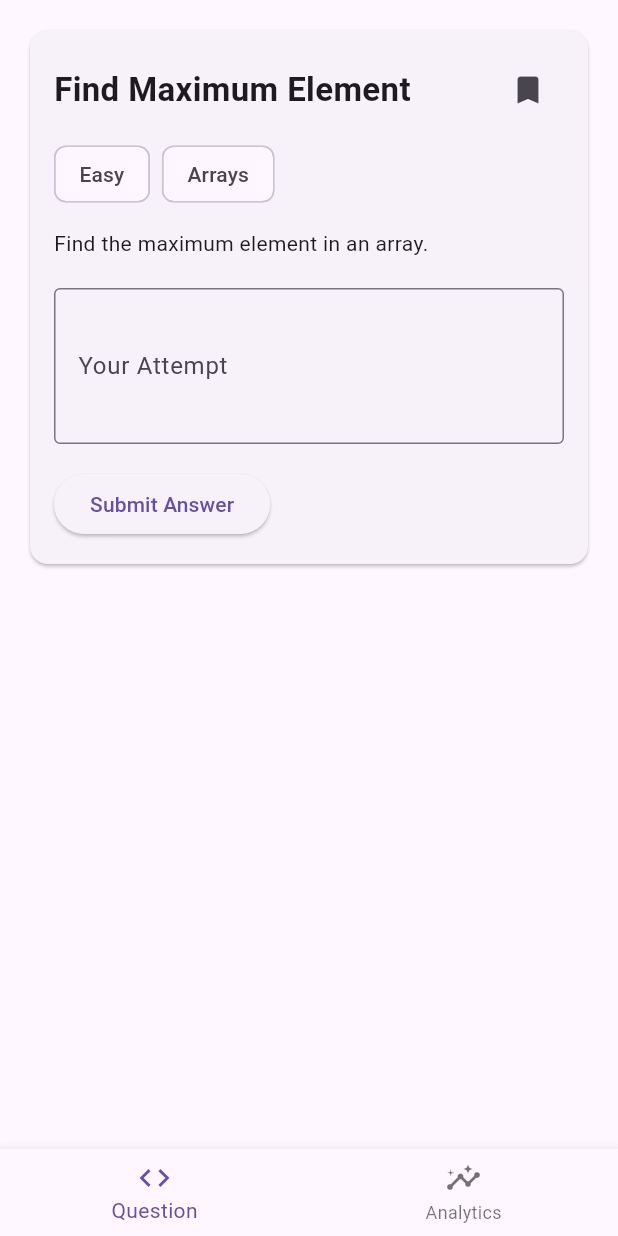
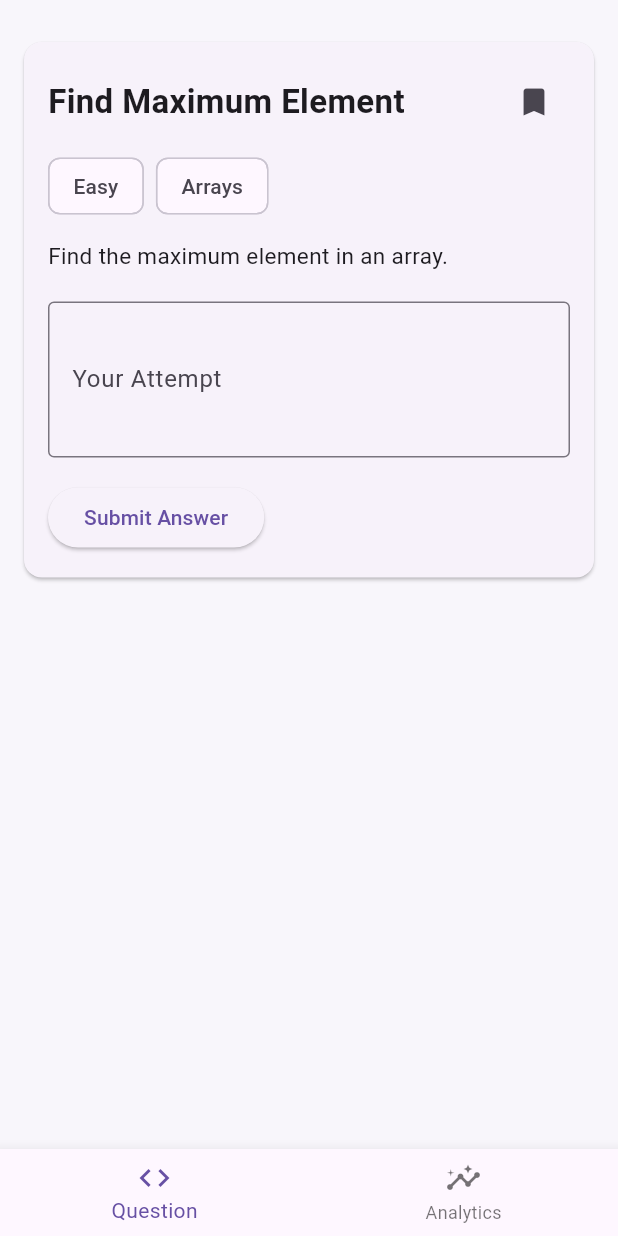
Before and after one commit to SoorajGP/gdg, a Flutter app: the screen it shows once a user with an empty profile is signed in, after a tap on the "bookmark outline" icon, on a phone screen of 412 x 824 dp. Run offline on Flutter 3.47's test engine with Material 3 defaults, Android fonts, the phone set to English and light mode, and no system bars; our stand-ins replace firebase_auth, firebase_core, shared_preferences; accounts and stored records are empty; network calls fail.

Commit message:
Polished UI across screens with stable theming

```diff
--- a/daily_coding_app/lib/main.dart
+++ b/daily_coding_app/lib/main.dart
@@ -22,6 +22,26 @@ class DailyCodingApp extends StatelessWidget {
   Widget build(BuildContext context) {
     return MaterialApp(
       debugShowCheckedModeBanner: false,
+      theme: ThemeData(
+        primarySwatch: Colors.deepPurple,
+        scaffoldBackgroundColor: const Color(0xFFF8F6FB),
+        textTheme: const TextTheme(
+          titleLarge: TextStyle(
+            fontWeight: FontWeight.bold,
+            fontSize: 22,
+          ),
+          bodyMedium: TextStyle(
+            fontSize: 15,
+            height: 1.4,
+          ),
+        ),
+      ),
+
+
+
+
+
+
       home: StreamBuilder(
         stream: AuthService.authState(),
         builder: (context, snapshot) {
--- a/daily_coding_app/lib/screens/analytics_screen.dart
+++ b/daily_coding_app/lib/screens/analytics_screen.dart
@@ -2,6 +2,8 @@ import 'package:flutter/material.dart';
 import '../models/coding_question.dart';
 import '../widgets/stat_card.dart';
 import '../services/auth_service.dart';
+import '../services/local_storage_service.dart';
+
 
 class AnalyticsScreen extends StatelessWidget {
   final int currentStreak;
@@ -49,9 +51,43 @@ class AnalyticsScreen extends StatelessWidget {
           const SizedBox(height: 16),
 
 
-          StatCard(" Current Streak", "$currentStreak days"),
-          StatCard(" Longest Streak", "$longestStreak days"),
-          StatCard(" Total Attempts", "$totalAttempts"),
+
+
+          FutureBuilder(
+            future: LocalStorageService.getStats(),
+            builder: (context, snapshot) {
+              if (!snapshot.hasData) {
+                return const Center(child: CircularProgressIndicator());
+              }
+
+              final data = snapshot.data as Map<String, dynamic>;
+
+              return Card(
+                margin: const EdgeInsets.symmetric(vertical: 12),
+                child: Padding(
+                  padding: const EdgeInsets.all(16),
+                    child: Column(
+                      children: [
+                        StatCard(
+                          "Current Streak",
+                          data['currentStreak'].toString(),
+                        ),
+                        StatCard(
+                          "Longest Streak",
+                          data['longestStreak'].toString(),
+                        ),
+                        StatCard(
+                          "Total Attempts",
+                          data['totalAttempts'].toString(),
+                        ),
+                      ],
+                    ),
+                ),
+              );
+            },
+          ),
+
+
 
           const SizedBox(height: 24),
           const Text(
--- a/daily_coding_app/lib/screens/login_screen.dart
+++ b/daily_coding_app/lib/screens/login_screen.dart
@@ -42,7 +42,9 @@ class _LoginScreenState extends State<LoginScreen> {
 
             const SizedBox(height: 20),
 
-            ElevatedButton(
+            SizedBox(
+              width: double.infinity,
+              child: ElevatedButton(
                 onPressed: () async {
                   try {
                     if (isLogin) {
@@ -55,6 +57,7 @@ class _LoginScreenState extends State<LoginScreen> {
                   }
                 },
                 child: Text(isLogin ? "Login" : "Sign Up"),
+              ),
             ),
 
             TextButton(
--- a/daily_coding_app/lib/screens/question_screen.dart
+++ b/daily_coding_app/lib/screens/question_screen.dart
@@ -1,5 +1,7 @@
 import 'package:flutter/material.dart';
 import '../models/coding_question.dart';
+import '../services/local_storage_service.dart';
+
 
 class QuestionScreen extends StatefulWidget {
   final List<CodingQuestion> questions;
@@ -43,6 +45,8 @@ class _QuestionScreenState extends State<QuestionScreen> {
     return SingleChildScrollView(
       padding: const EdgeInsets.all(16),
       child: Card(
+        margin: const EdgeInsets.symmetric(vertical: 12),
+        elevation: 1,
         child: Padding(
           padding: const EdgeInsets.all(16),
           child: Column(
@@ -65,8 +69,11 @@ class _QuestionScreenState extends State<QuestionScreen> {
                           ? Icons.bookmark
                           : Icons.bookmark_border,
                     ),
-                    onPressed: () =>
-                        widget.onToggleBookmark(todayQuestion.id),
+                    onPressed: () async {
+                        await widget.onToggleBookmark(todayQuestion.id);
+                        setState(() {});
+                      },
+
                   ),
                 ],
               ),
@@ -108,7 +115,7 @@ class _QuestionScreenState extends State<QuestionScreen> {
                 Container(
                   padding: const EdgeInsets.all(12),
                   decoration: BoxDecoration(
-                    color: Colors.green.shade100,
+                    color: Colors.deepPurple.shade50,
                     borderRadius: BorderRadius.circular(8),
                   ),
                   child: Text(todayQuestion.solution),
```
Also changed, not shown: daily_coding_app/lib/services/local_storage_service.dart (added, +56 -0 lines). Lines whose indentation alone changed are shown as unchanged.
